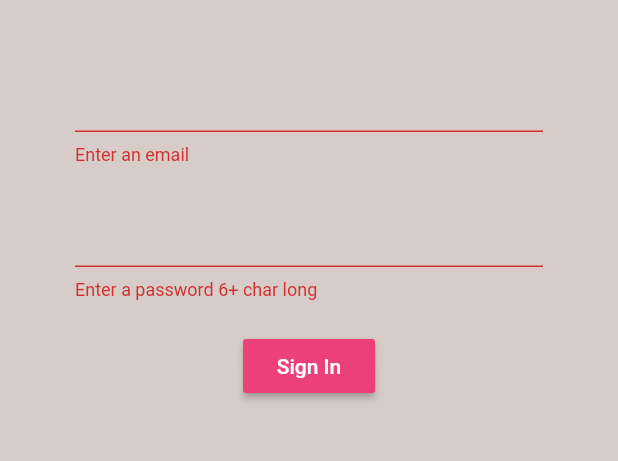
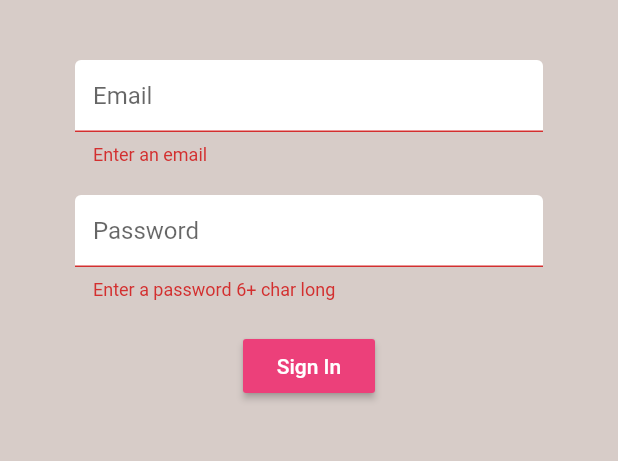
Before and after one commit to harunshaban/brew_crew, a Flutter app: the screen it shows after launch, after a tap on "Sign In", on a phone screen of 412 x 824 dp, the part 84-545 px from its top. Run offline on Flutter 3.47's test engine with Material 2 defaults, Android fonts, the phone set to English and light mode, and no system bars; our stand-ins replace firebase_auth; accounts and stored records are empty.

Commit message:
const style input decoration

```diff
--- a/lib/screens/authenticate/register.dart
+++ b/lib/screens/authenticate/register.dart
@@ -1,5 +1,6 @@
 import 'package:brew_crew/services/auth.dart';
 import 'package:flutter/material.dart';
+import 'package:brew_crew/shared/constants.dart';
 
 class Register extends StatefulWidget {
 
@@ -46,6 +47,7 @@ class _RegisterState extends State<Register> {
             children: <Widget>[
               SizedBox(height: 20.0,),
               TextFormField(
+                decoration: textInputDecoration.copyWith(hintText: 'Email'),
                 validator: (val) => val.isEmpty ? 'Enter an email' : null,
                 onChanged: (val){
                   setState(() => email = val);
@@ -53,6 +55,7 @@ class _RegisterState extends State<Register> {
               ),
               SizedBox(height: 20.0,),
               TextFormField(
+                decoration: textInputDecoration.copyWith(hintText: 'Password'),
                 obscureText: true,
                 validator: (val) => val.length < 6 ? 'Enter a password 6+ char long' : null,
                 onChanged: (val){
--- a/lib/screens/authenticate/sign_in.dart
+++ b/lib/screens/authenticate/sign_in.dart
@@ -1,5 +1,6 @@
 import 'package:brew_crew/services/auth.dart';
 import 'package:flutter/material.dart';
+import 'package:brew_crew/shared/constants.dart';
 
 class SignIn extends StatefulWidget {
 
@@ -45,6 +46,7 @@ class _SignInState extends State<SignIn> {
             children: <Widget>[
               SizedBox(height: 20.0,),
               TextFormField(
+                decoration: textInputDecoration.copyWith(hintText: 'Email'),
                 validator: (val) => val.isEmpty ? 'Enter an email' : null,
                 onChanged: (val){
                   setState(() => email = val);
@@ -52,6 +54,7 @@ class _SignInState extends State<SignIn> {
               ),
               SizedBox(height: 20.0,),
               TextFormField(
+                decoration: textInputDecoration.copyWith(hintText: 'Password'),
                 validator: (val) => val.length < 6 ? 'Enter a password 6+ char long' : null,
                 obscureText: true,
                 onChanged: (val){
--- /dev/null
+++ b/lib/shared/constants.dart
@@ -0,0 +1,12 @@
+import 'package:flutter/material.dart';
+
+const textInputDecoration = InputDecoration(
+  fillColor: Colors.white,
+  filled: true,
+  enabledBorder: OutlineInputBorder(
+    borderSide: BorderSide(color: Colors.white, width: 2.0)
+  ),
+  focusedBorder: OutlineInputBorder(
+    borderSide: BorderSide(color: Colors.pink, width: 2.0)
+  )
+);
```
